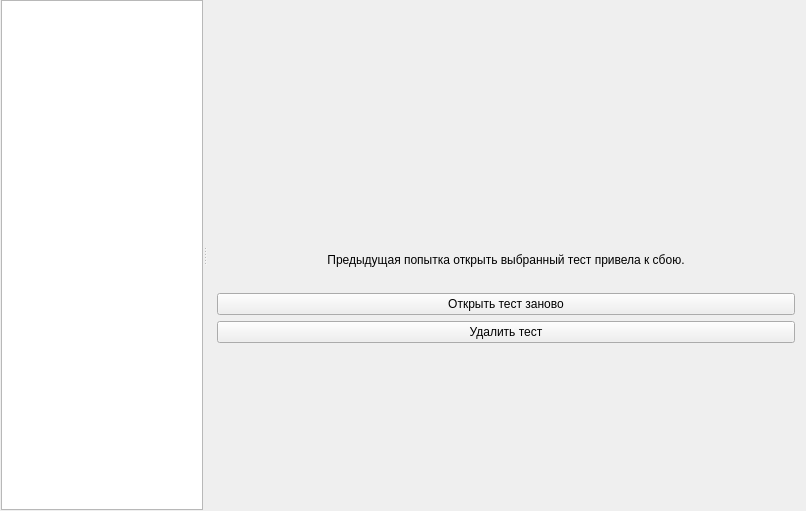
Before: the Qt Designer form client_widgets/database_widgets/resultswidget.ui in grigp/a-analyser, drawn with Qt 5.
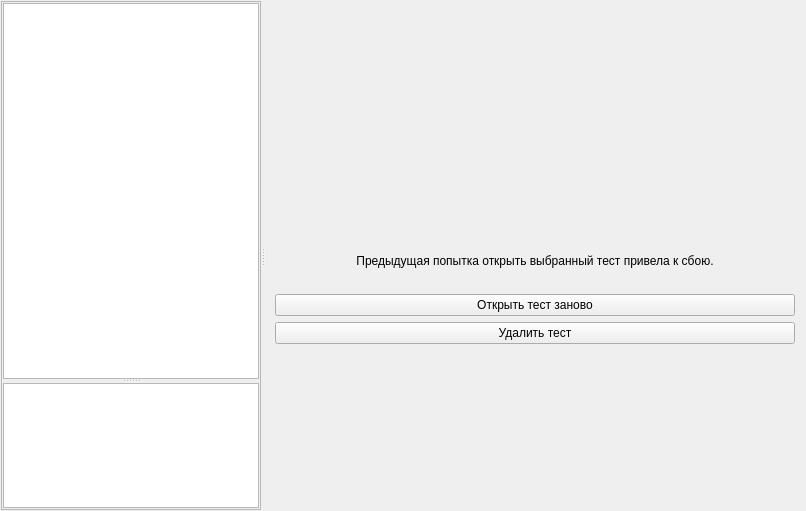
After: the same form once the commit is applied. Icons and pictures are not drawn. Custom widgets are drawn as their Qt base class.

```diff
--- a/client_widgets/database_widgets/resultswidget.ui
+++ b/client_widgets/database_widgets/resultswidget.ui
@@ -14,14 +14,11 @@
    <string>Form</string>
   </property>
   <layout class="QHBoxLayout" name="horizontalLayout">
-   <property name="spacing">
-    <number>1</number>
-   </property>
    <property name="leftMargin">
     <number>1</number>
    </property>
    <property name="topMargin">
-    <number>0</number>
+    <number>1</number>
    </property>
    <property name="rightMargin">
     <number>1</number>
@@ -34,11 +31,36 @@
      <property name="orientation">
       <enum>Qt::Horizontal</enum>
      </property>
+     <widget class="QFrame" name="frTests">
+      <property name="frameShape">
+       <enum>QFrame::StyledPanel</enum>
+      </property>
+      <property name="frameShadow">
+       <enum>QFrame::Raised</enum>
+      </property>
+      <layout class="QVBoxLayout" name="verticalLayout_3">
+       <property name="leftMargin">
+        <number>1</number>
+       </property>
+       <property name="topMargin">
+        <number>1</number>
+       </property>
+       <property name="rightMargin">
+        <number>1</number>
+       </property>
+       <property name="bottomMargin">
+        <number>1</number>
+       </property>
+       <item>
+        <widget class="QSplitter" name="splTest">
+         <property name="orientation">
+          <enum>Qt::Vertical</enum>
+         </property>
      <widget class="QTreeView" name="tvTests">
       <property name="sizePolicy">
        <sizepolicy hsizetype="Expanding" vsizetype="Expanding">
         <horstretch>1</horstretch>
-        <verstretch>0</verstretch>
+            <verstretch>3</verstretch>
        </sizepolicy>
       </property>
       <property name="mouseTracking">
@@ -57,6 +79,18 @@
        <bool>true</bool>
       </property>
      </widget>
+         <widget class="QTextEdit" name="teComment">
+          <property name="sizePolicy">
+           <sizepolicy hsizetype="Expanding" vsizetype="Expanding">
+            <horstretch>0</horstretch>
+            <verstretch>1</verstretch>
+           </sizepolicy>
+          </property>
+         </widget>
+        </widget>
+       </item>
+      </layout>
+     </widget>
      <widget class="QWidget" name="wgtResults" native="true">
       <property name="sizePolicy">
        <sizepolicy hsizetype="Expanding" vsizetype="Expanding">
```
Left out of the diff: 50 changed lines with no effect on the pictures. Lines whose indentation alone changed are shown as unchanged.
